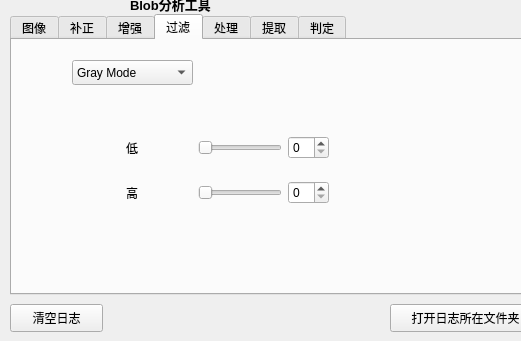
Qt form mainwindow.ui (xiaoyuan1021/MyTool) before a commit; both pictures show x 0 to 521 and y 126 to 467 of the 1181 by 728 pixel window.
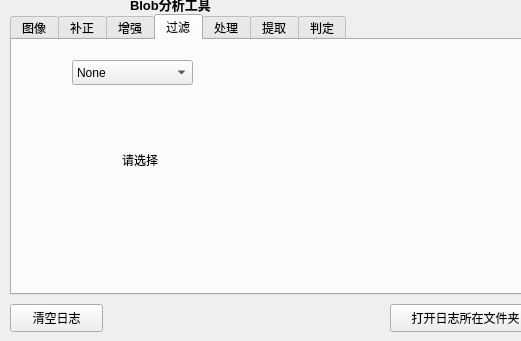
The same form after that commit. The open tabs and pages were chosen to show the change. Custom widgets are drawn as their Qt base class.

Patch:
```diff
--- a/mainwindow.ui
+++ b/mainwindow.ui
@@ -404,6 +404,11 @@
         <height>25</height>
        </rect>
       </property>
+      <item>
+       <property name="text">
+        <string>None</string>
+       </property>
+      </item>
       <item>
        <property name="text">
         <string>Gray Mode</string>
@@ -432,6 +437,21 @@
       <property name="currentIndex">
        <number>0</number>
       </property>
+      <widget class="QWidget" name="page_4">
+       <widget class="QLabel" name="label_26">
+        <property name="geometry">
+         <rect>
+          <x>70</x>
+          <y>60</y>
+          <width>131</width>
+          <height>20</height>
+         </rect>
+        </property>
+        <property name="text">
+         <string>请选择</string>
+        </property>
+       </widget>
+      </widget>
       <widget class="QWidget" name="page_5">
        <widget class="QWidget" name="verticalLayoutWidget">
         <property name="geometry">
```
Left out of the diff: 2 changed lines with no effect on the pictures.
